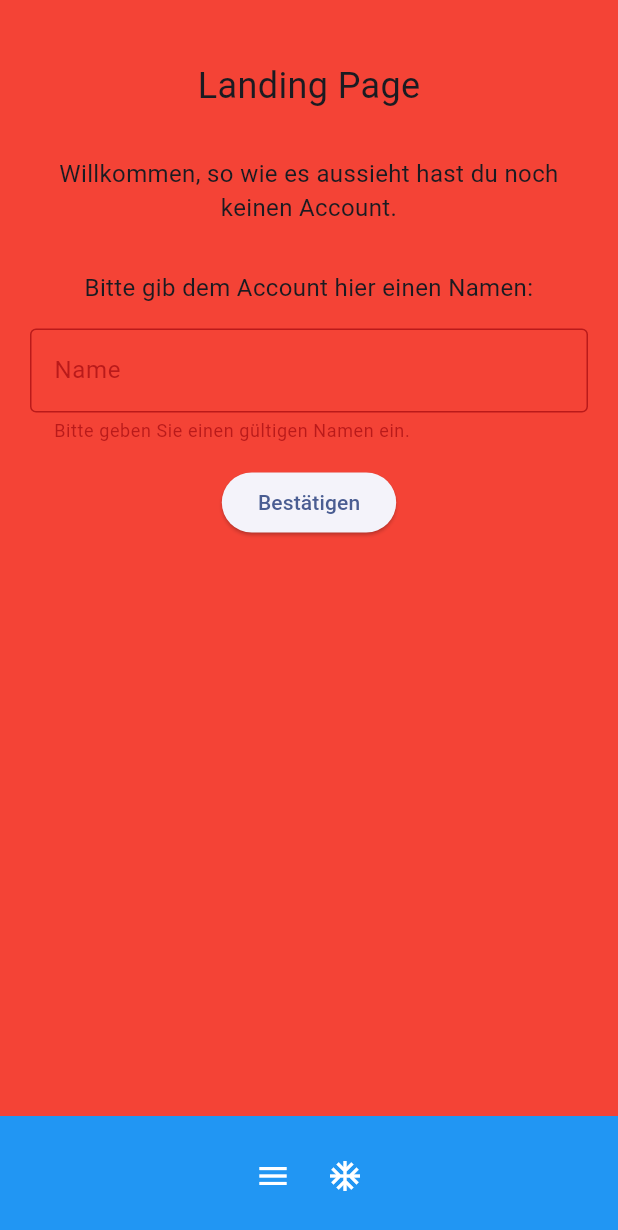
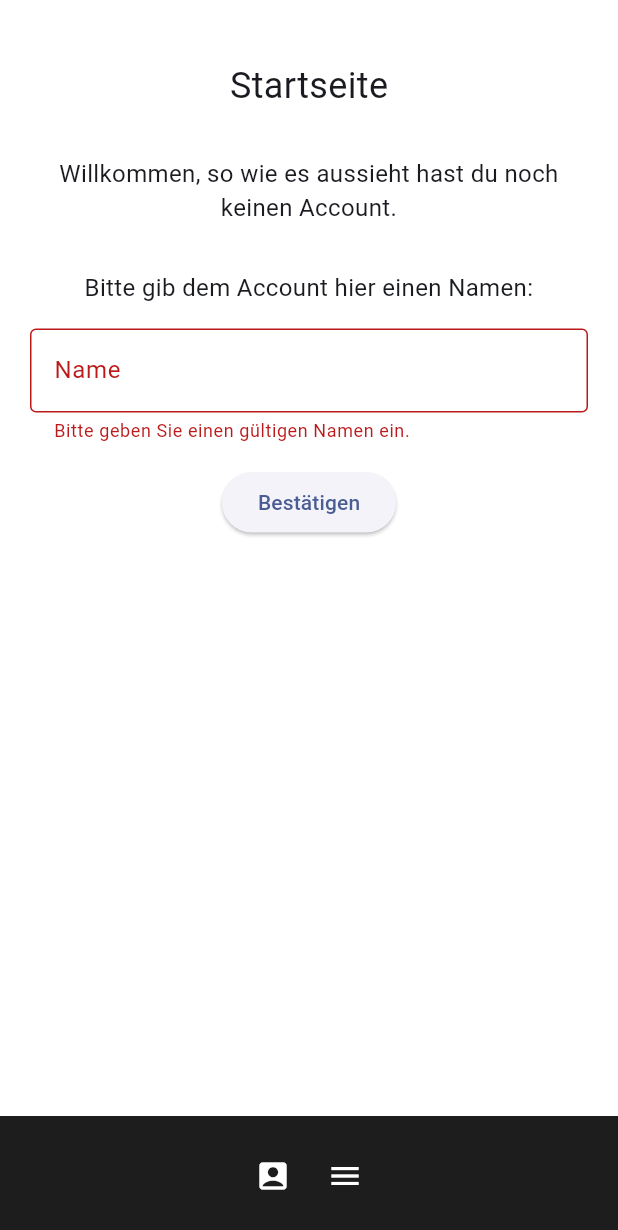
Before and after one commit to Zwnow/ExpenseTracker, a Flutter app: the screen it shows after launch, after a tap on "Bestätigen", on a phone screen of 412 x 824 dp. Shown: the top 1230 px of the screen. Run offline on Flutter 3.47's test engine with Material 3 defaults, Android fonts, the phone set to English and light mode, and no system bars; our stand-ins replace sqflite; accounts and stored records are empty; generated files the repository leaves out were written again.

Commit message:
replaced landing page widget with futurebuilder

```diff
--- a/lib/main.dart
+++ b/lib/main.dart
@@ -29,32 +29,6 @@ class MyApp extends StatelessWidget {
   }
 }
 
-class Dog {
-  final int id;
-  final String name;
-  final int age;
-
-  const Dog({
-    required this.id,
-    required this.name,
-    required this.age,
-  });
-
-  Map<String, Object?> toMap() {
-    return {
-      'id': id,
-      'name': name,
-      'age': age,
-    };
-  }
-
-  @override
-  String toString() {
-    return 'Dog{id: $id, name: $name, age: $age}';
-  }
-
-}
-
 class MyAppState extends ChangeNotifier {
   final DatabaseHelper dbhelper = DatabaseHelper();
 }
@@ -83,35 +57,38 @@ class _MyHomePageState extends State<MyHomePage> {
         body: Row(
           children: [
             Expanded(
-              child: Container(
-                color: Colors.red,
-                child: page
-              ),
+              child: Container(color: const Color.fromARGB(255, 255, 255, 255), child: page),
             )
+
           ],
         ),
         bottomNavigationBar: BottomAppBar(
-          color: Colors.blue,
+            color: const Color.fromARGB(255, 29, 29, 29),
             child: IconTheme(
                 data: IconThemeData(
                   color: Theme.of(context).colorScheme.onPrimary,
-          ), child: Row(
+                ),
+                child: Row(
                   mainAxisAlignment: MainAxisAlignment.center,
                   children: <Widget>[
-              IconButton(onPressed: () {
+                    IconButton(
+                      onPressed: () {
                         setState(() {
                           selectedIndex = 0;
                         });
-              }, icon:const Icon(Icons.menu), tooltip: 'Menu',),
-              IconButton(onPressed: () {
+                      },
+                      icon: const Icon(Icons.account_box),
+                      tooltip: 'Menu',
+                    ),
+                    IconButton(
+                        onPressed: () {
                           setState(() {
                             selectedIndex = 1;
                           });
-              }, icon:const Icon(Icons.ac_unit)),
+                        },
+                        icon: const Icon(Icons.menu)),
                   ],
-          ))
-        ),
-
+                ))),
       );
     });
   }
@@ -124,6 +101,19 @@ class LandingPage extends StatefulWidget {
 
 class _LandingPageState extends State<LandingPage> {
   List<Account> _data = [];
+  Future<void>? _futureData;
+
+  String displayMoney(double amount) {
+    final text = amount.toString();
+    final euro = text.split('.')[0];
+    final cents = text.split('.')[1];
+
+    if (int.parse(cents) <= 9) {
+      return "$euro.0$cents€";
+    } else {
+      return "$euro.$cents€";
+    }
+  }
 
   Future<void> fetchData() async {
     final DatabaseHelper dbhelper = DatabaseHelper();
@@ -132,6 +122,18 @@ class _LandingPageState extends State<LandingPage> {
     setState(() {
       _data = accounts;
     });
+  }
+
+  void _setData() {
+    setState(() {
+      _futureData = fetchData();
+    });
+  }
+
+  @override
+  void initState() {
+    super.initState();
+    _setData();
   }
 
   final _formKey = GlobalKey<FormState>();
@@ -149,9 +151,19 @@ Widget build(BuildContext context) {
       padding: EdgeInsets.symmetric(horizontal: 20),
       children: [
         SizedBox(height: 40),
-      Center(child: Text('Landing Page', style: TextStyle(fontSize: 24))),
-      if (_data.isEmpty) ...[
+        Center(child: Text('Startseite', style: TextStyle(fontSize: 24))),
         SizedBox(height: 30),
+        FutureBuilder(
+            future: _futureData,
+            builder: (BuildContext context, AsyncSnapshot<void> snapshot) {
+              if (snapshot.connectionState == ConnectionState.waiting) {
+                return ListBody(
+                  children: [Center(child: CircularProgressIndicator())],
+                );
+              } else if (snapshot.connectionState == ConnectionState.done &&
+                  _data.isEmpty) {
+                return ListBody(
+                  children: [
                     Text(
                       "Willkommen, so wie es aussieht hast du noch keinen Account.",
                       textAlign: TextAlign.center,
@@ -166,8 +178,7 @@ Widget build(BuildContext context) {
                     SizedBox(height: 16),
                     Form(
                         key: _formKey,
-          child: Column(
-            children: [
+                        child: Column(children: [
                           TextFormField(
                             controller: _nameEditingController,
                             decoration: InputDecoration(
@@ -178,6 +189,9 @@ Widget build(BuildContext context) {
                               if (value == null || value.isEmpty) {
                                 return "Bitte geben Sie einen gültigen Namen ein.";
                               }
+                              if (value.length >= 15) {
+                                return "Es können maximal 15 Zeichen genutzt werden.";
+                              }
                               return null;
                             },
                           ),
@@ -186,38 +200,50 @@ Widget build(BuildContext context) {
                             onPressed: () async {
                               if (_formKey.currentState!.validate()) {
                                 String name = _nameEditingController.text;
-                    Account account = Account(id: 0, name: name, total: 0.00);
+                                Account account =
+                                    Account(id: 0, name: name, total: 0.00);
 
                                 DatabaseHelper dh = DatabaseHelper();
                                 await dh.insertAccount(account);
 
                                 ScaffoldMessenger.of(context).showSnackBar(
-                      SnackBar(content: Text('Der Account wurde erstellt.')),
+                                  SnackBar(
+                                      content:
+                                          Text('Der Account wurde erstellt.')),
                                 );
 
                                 // Reload the data and update the UI
-                    setState(() {
-                      fetchData();
-                    });
+                                  _setData();
                               }
                             },
                             child: Text("Bestätigen"),
                           ),
+                        ])),
                   ],
+                );
+              } else if (snapshot.connectionState == ConnectionState.done &&
+                  _data.isNotEmpty) {
+                return ListBody(
+                  children: [
+                    Center(
+                      child: Text(_data.first.name,
+                      style: TextStyle(fontSize: 32)),),
+                    SizedBox(height: 30),
+                    Center(child: Text("Ausgaben", style: TextStyle(fontSize: 24)),),
+                    SizedBox(height: 10),
+                    Center(
+                      child: Text(
+                        displayMoney(_data.first.total),
+                        style: TextStyle(fontSize: 32),
                       ),
                     ),
-      ] else ...[
-        ListBody(
-          children: [
-            Text("Kontoliste:", style: TextStyle(fontSize: 16)),
-            SizedBox(height: 10),
-            for (var account in _data) // Assuming _data contains the list of accounts
-              ListTile(
-                title: Text(account.name), // Display account name
-              ),
                   ],
-        ),
-      ],
+                );
+              } else {
+                return Center(
+                    child: Text('Es gab einen Fehler beim laden der Daten.'));
+              }
+            }),
       ],
     );
   }
```
Lines whose indentation alone changed are shown as unchanged.
